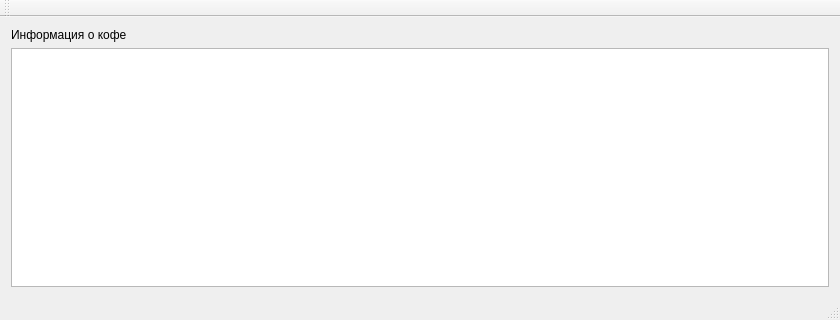
Qt form main.ui (Edifiels/ya_lyceum_coffee) before a commit.
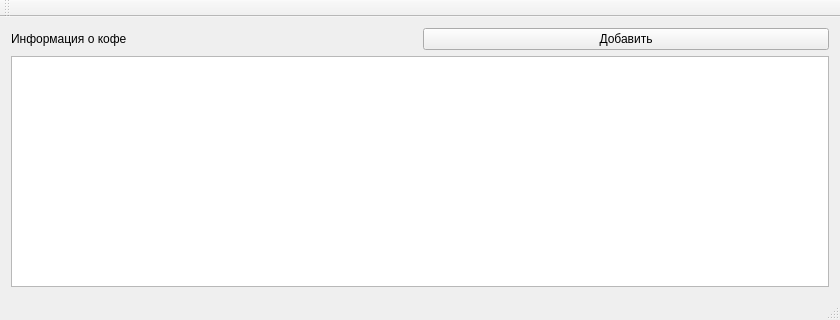
The same form after that commit.

Commit message: add edit coffee form

```diff
--- a/main.ui
+++ b/main.ui
@@ -34,6 +34,13 @@
       </property>
      </widget>
     </item>
+    <item row="0" column="1">
+     <widget class="QPushButton" name="addInfoButton">
+      <property name="text">
+       <string>Добавить</string>
+      </property>
+     </widget>
+    </item>
     <item row="1" column="0" colspan="2">
      <widget class="QTableWidget" name="tableWidget"/>
     </item>
```
The commit also changes 2 other files.
